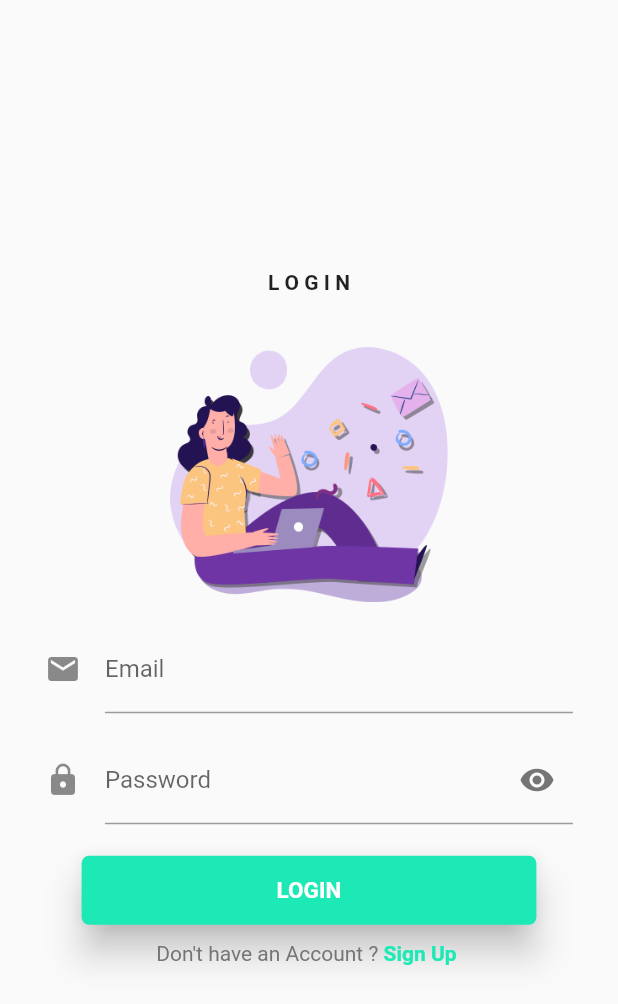
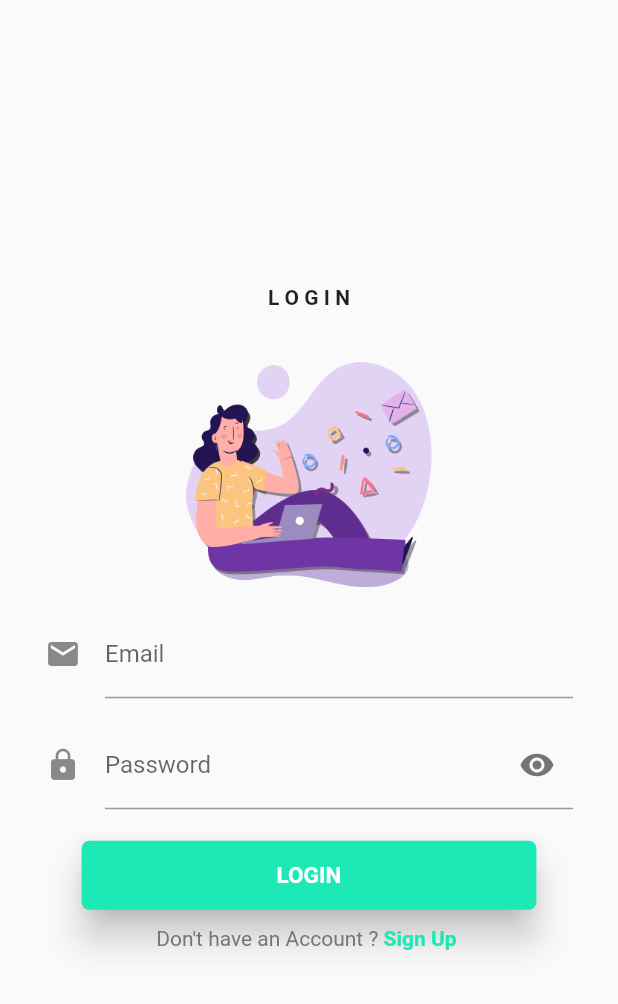
Before and after one commit to sharon1160/iknow, a Flutter app: the screen it shows after launch, after a tap on "LOGIN", on a phone screen of 412 x 824 dp. Shown: the top 1004 px of the screen. Run offline on Flutter 3.47's test engine with Material 2 defaults, Android fonts, the phone set to English and light mode, and no system bars.

Commit message:
Update login_screen

```diff
--- a/iknow/lib/screens/login/login_screen.dart
+++ b/iknow/lib/screens/login/login_screen.dart
@@ -1,5 +1,6 @@
 import 'package:flutter/material.dart';
 import 'package:iknow/screens/login/components/already_have_an_account.dart';
+import 'package:iknow/screens/signup/signup_screen.dart';
 
 class LoginScreen extends StatefulWidget {
 
@@ -25,7 +26,7 @@ class _LoginScreenState extends State<LoginScreen> {
               SizedBox(height: 35.0,),
               Flexible(
                 child: Image.asset('assets/icons/login.png',
-                  height: 170.0,
+                  height: 150.0,
                   scale: 1.0,
                 ),
               ),
@@ -37,7 +38,16 @@ class _LoginScreenState extends State<LoginScreen> {
               _buttonLogin(),
               SizedBox(height: 10.0,),
               AlreadyHaveAnAccountChecked(
-                press: () {},
+                press: () {
+                  Navigator.push(
+                    context,
+                    MaterialPageRoute(
+                      builder: (context){
+                        return SignUpScreen();
+                      },
+                    ),
+                  );
+                },
               ),
             ],
           ),
@@ -79,7 +89,7 @@ _passwordTextField(){
           obscureText: true,
           decoration: InputDecoration(
             icon: Icon(Icons.lock),
-            hintText: '********',
+            hintText: '',
             labelText: 'Password',
             suffixIcon: Icon(
               Icons.visibility,
@@ -115,7 +125,18 @@ Widget _buttonLogin(){
         ),
         elevation: 10.0,
         color: Colors.tealAccent[400],
-        onPressed:(){}
+        onPressed:(){
+          /*
+          Navigator.push(
+            context,
+            MaterialPageRoute(
+              builder: (context){
+                return MainScreen();
+              },
+            ),
+          );
+          */
+        }
       );
     }
   );
```
